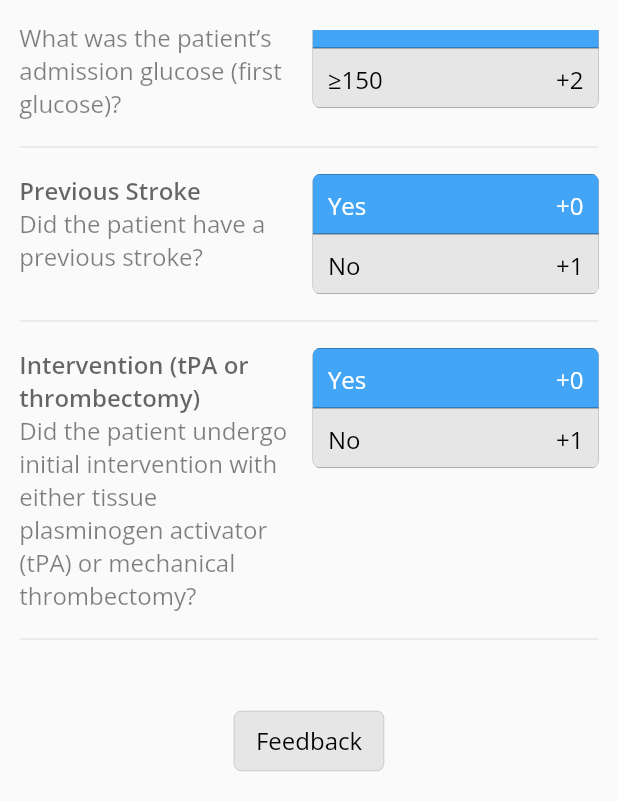
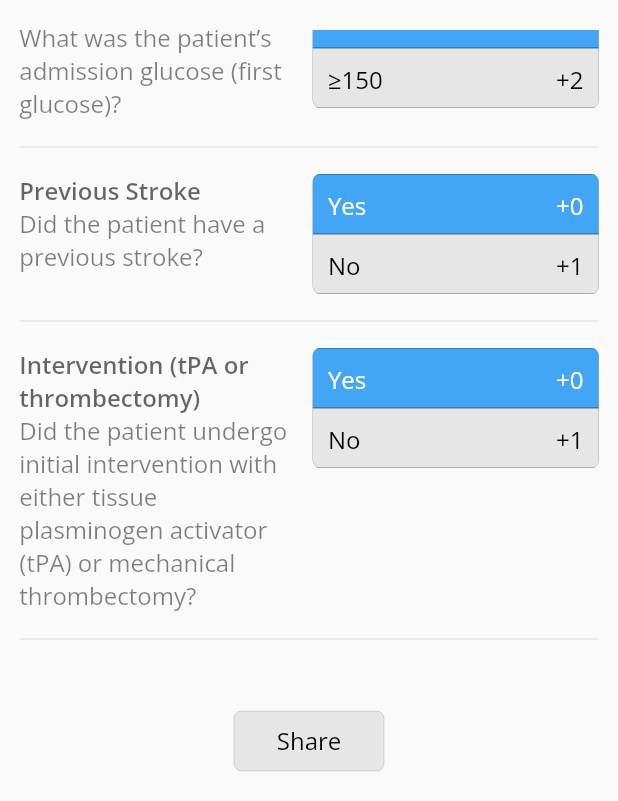
Before and after one commit to luconti/edemascore, a Flutter app: the screen it shows after launch, scrolled down 516 dp, after a tap on "EDEMA Score", on a phone screen of 412 x 824 dp, the part 435-1236 px from its top. Run offline on Flutter 3.47's test engine with Material 2 defaults, Android fonts, the phone set to English and light mode, and no system bars; our stand-ins replace url_strategy; missing offline and left inert: bulleted_list, dart:html.

Commit message:
refactor titles and provider

```diff
--- a/lib/app.dart
+++ b/lib/app.dart
@@ -42,9 +42,7 @@ class AppState extends State<App> {
                 return MaterialPageRoute(
                   settings: settings,
                   builder: (context) {
-                    return HomePage(
-                      urlParameters: urlParameters,
-                    );
+                    return const HomePage();
                   },
                 );
               }
--- a/lib/authors.dart
+++ b/lib/authors.dart
@@ -85,7 +85,7 @@ class AuthorsPage extends StatelessWidget {
                     text: "Visiting Scientist, ",
                     children: [
                       TextSpan(
-                        text: "Massachusetts Institute of Technologyr",
+                        text: "Massachusetts Institute of Technology",
                         style: TextStyle(color: Colors.black.withOpacity(0.4)),
                       )
                     ]),
--- a/lib/home.dart
+++ b/lib/home.dart
@@ -11,23 +11,18 @@ import 'package:flutter/material.dart';
 import 'package:provider/provider.dart';
 
 class HomePage extends StatefulWidget {
-  const HomePage({Key? key, required this.urlParameters}) : super(key: key);
+  const HomePage({Key? key}) : super(key: key);
 
   static String routeName = "/";
-  final UrlParameters urlParameters;
 
   @override
   _HomePageState createState() => _HomePageState();
 }
 
 class _HomePageState extends State<HomePage> {
-  int _totalScore = -1;
-
   @override
   void initState() {
     super.initState();
-
-    _totalScore = calculateScore(widget.urlParameters);
   }
 
   @override
@@ -43,11 +38,17 @@ class _HomePageState extends State<HomePage> {
           // original score
           // TODO: why not just use a Consumer?
           // TODO: why not consume urlParameters "within" CalculatorScore?
-          CalculatorScore(
-            totalScore: _totalScore,
-            patientName: widget.urlParameters.roPatientName,
+          Consumer<UrlParameters>(
+            builder: (context, params, _) => Padding(
+              padding: const EdgeInsets.only(bottom: 20),
+              // don't pass patientName so score is displayed as generic
+              // TODO: display a different title for this
+              child: CalculatorScore(
+                totalScore: calculateScore(params, original: true),
+                patientName: params.roPatientName,
+              ),
+            ),
           ),
-          const SizedBox(height: 20),
           // dynamic score is displayed iff the user updated the inputs
           Consumer<UrlParameters>(builder: (context, params, _) {
             return params.dirty
@@ -94,21 +95,22 @@ class _HomePageState extends State<HomePage> {
           Padding(
             padding: const EdgeInsets.only(top: 20, bottom: 20),
             child: Consumer<UrlParameters>(
-              // display share button iff URL doesn't specify a feedback link
-              builder: (context, urlParameters, _) =>
-                  urlParameters.feedbackLink != null
-                      ? ShareButton(urlParameters)
-                      : FeedbackButton(link: urlParameters.feedbackLink),
-            ),
+                // display share button iff URL doesn't specify a feedback link
+                builder: (context, urlParameters, _) {
+              return urlParameters.researcherView
+                  ? ShareButton(urlParameters)
+                  : FeedbackButton(link: urlParameters.feedbackLink);
+            }),
           ),
         ],
       ),
     );
   }
 
-  int calculateScore(UrlParameters params) {
+  int calculateScore(UrlParameters params, {bool original = false}) {
     return CalculatorInputValues.values
-        .map((c) => c.options[params.from(c)].score)
+        .map((c) =>
+            c.options[original ? params.fromOriginal(c) : params.from(c)].score)
         .toList()
         .reduce((sum, score) => sum + score);
   }
--- a/lib/providers.dart
+++ b/lib/providers.dart
@@ -13,7 +13,7 @@ extension UrlParameterNameExtension on UrlParameterName {
       case UrlParameterName.feedback:
         return "feedback";
       case UrlParameterName.patient:
-        return "patient_name";
+        return "patient";
     }
   }
 }
@@ -38,6 +38,13 @@ class UrlParameters extends ChangeNotifier {
 
   // whether the user update the score
   bool dirty;
+
+  // getters
+
+  // the presence of a feedback link in the URL determines which view to display
+  bool get researcherView {
+    return feedbackLink == null;
+  }
 
   UrlParameters({
     this.roEffacement = 0,
@@ -68,6 +75,21 @@ class UrlParameters extends ChangeNotifier {
         return previousStroke;
       case CalculatorInputValues.intervention:
         return intervention;
+    }
+  }
+
+  int fromOriginal(CalculatorInputValues c) {
+    switch (c) {
+      case CalculatorInputValues.effacement:
+        return roEffacement;
+      case CalculatorInputValues.midlineShift:
+        return roMidlineShift;
+      case CalculatorInputValues.glucose:
+        return roGlucose;
+      case CalculatorInputValues.previousStroke:
+        return roPreviousStroke;
+      case CalculatorInputValues.intervention:
+        return roIntervention;
     }
   }
 
@@ -139,8 +161,10 @@ class UrlParameters extends ChangeNotifier {
     int midlineShift = toInt[
             route.queryParameters[CalculatorInputValues.midlineShift.param]] ??
         0;
-    String? feedbackLink = route.queryParameters[UrlParameterName.feedback];
-    String? patientName = route.queryParameters[UrlParameterName.patient];
+    String? feedbackLink =
+        route.queryParameters[UrlParameterName.feedback.string];
+    String? patientName =
+        route.queryParameters[UrlParameterName.patient.string];
 
     // limit the values to valid ranges
     int _effacement = effacementOption > 1
--- a/lib/widgets/calculator_score.dart
+++ b/lib/widgets/calculator_score.dart
@@ -14,6 +14,8 @@ class CalculatorScore extends StatelessWidget {
   @override
   Widget build(BuildContext context) {
     String description = scoreMap[totalScore]?.getString(patientName) ?? "";
+
+    print(patientName);
 
     return Container(
       alignment: Alignment.centerLeft,
--- a/lib/widgets/custom_navigation_bar.dart
+++ b/lib/widgets/custom_navigation_bar.dart
@@ -33,7 +33,7 @@ class _CustomNavigationBarState extends State<CustomNavigationBar> {
             InkWell(
               onTap: () => onTapAction(context, HomePage.routeName),
               child: const Text(
-                "EDEMA Score",
+                "EDEMA Score Calculator",
                 style: TextStyle(
                   color: Colors.white,
                   fontSize: 24,
```
Also changed, not shown: lib/main.dart (+7 -4 lines).
